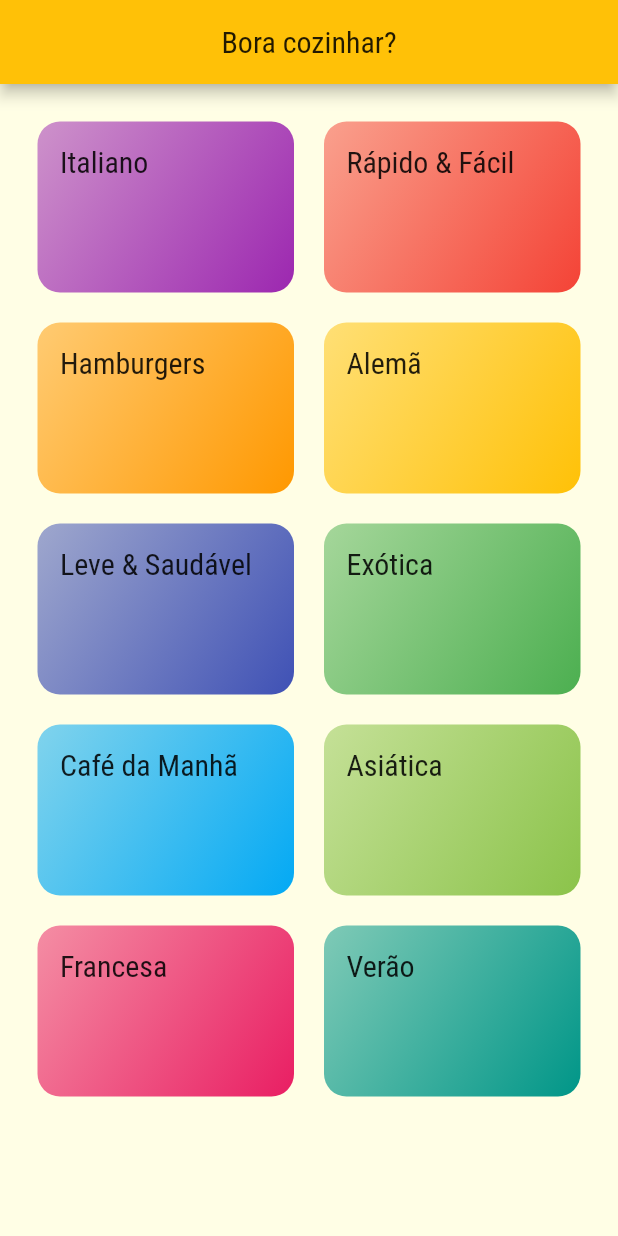
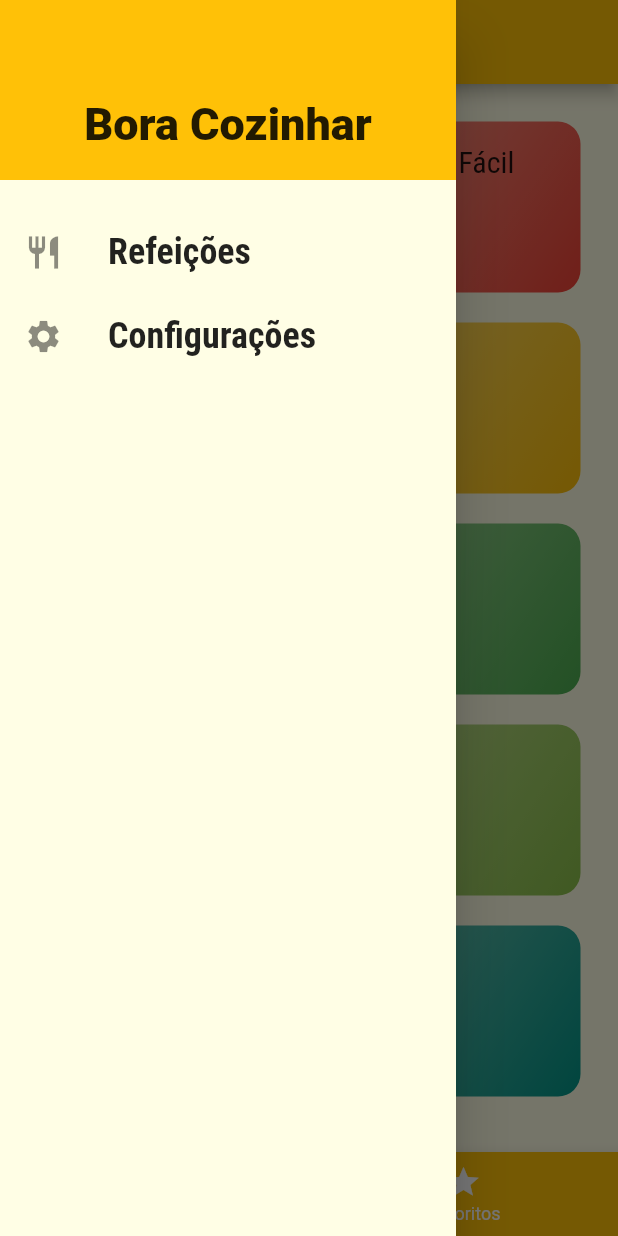
Before and after one commit to Ferps53/navegandoEntreRotasFlutter, a Flutter app: the screen it shows after launch, with the side drawer open (before the commit the screen has no drawer), on a phone screen of 412 x 824 dp. Run offline on Flutter 3.47's test engine with Material 2 defaults, Android fonts, the light colour scheme and no system bars.

Commit message:
Criação do Drawer e tabs

```diff
--- a/lib/main.dart
+++ b/lib/main.dart
@@ -1,6 +1,7 @@
 import 'package:flutter/material.dart';
-import 'package:navegando_entre_telas/screens/categories_screen.dart';
 import 'package:navegando_entre_telas/screens/meal_detail_screen.dart';
+import 'package:navegando_entre_telas/screens/settings_screen.dart';
+import 'package:navegando_entre_telas/screens/tabs_screen.dart';
 import 'package:navegando_entre_telas/utils/app_routes.dart';
 import 'screens/categories_meals_screen.dart';
 
@@ -23,9 +24,10 @@ class MyApp extends StatelessWidget {
             ),
       ),
       routes: {
-        AppRoutes.HOME: (context) => const CategoriesScreen(),
+        AppRoutes.HOME: (context) => const TabsScreen(),
         AppRoutes.CATEGORIES_MEALS: (context) => const CategoriesMealsScreen(),
         AppRoutes.MEAL_DETAIL: (context) => const MealDetailScreen(),
+        AppRoutes.SETTINGS: (context) => const SettingsScreen(),
       },
     );
   }
--- a/lib/screens/categories_screen.dart
+++ b/lib/screens/categories_screen.dart
@@ -7,15 +7,7 @@ class CategoriesScreen extends StatelessWidget {
 
   @override
   Widget build(BuildContext context) {
-    return Scaffold(
-      appBar: AppBar(
-        centerTitle: true,
-        title: Text(
-          "Bora cozinhar?",
-          style: Theme.of(context).textTheme.titleLarge,
-        ),
-      ),
-      body: GridView(
+    return GridView(
       padding: const EdgeInsets.all(25),
       gridDelegate: const SliverGridDelegateWithMaxCrossAxisExtent(
           maxCrossAxisExtent: 200,
@@ -25,7 +17,6 @@ class CategoriesScreen extends StatelessWidget {
       children: DUMMY_CATEGORIES.map((cat) {
         return CategioryItem(cat);
       }).toList(),
-      ),
     );
   }
 }
--- /dev/null
+++ b/lib/screens/settings_screen.dart
@@ -0,0 +1,18 @@
+import 'package:flutter/material.dart';
+
+class SettingsScreen extends StatelessWidget {
+  const SettingsScreen({super.key});
+
+  @override
+  Widget build(BuildContext context) {
+    return Scaffold(
+      appBar: AppBar(
+        title: const Text("Configurações"),
+        centerTitle: true,
+      ),
+      body: const Center(
+        child: Text("Config!"),
+      ),
+    );
+  }
+}
--- a/lib/screens/tabs_screen.dart
+++ b/lib/screens/tabs_screen.dart
@@ -1,31 +1,56 @@
 import 'package:flutter/material.dart';
+import 'package:navegando_entre_telas/screens/categories_screen.dart';
+import 'package:navegando_entre_telas/screens/favorite_screen.dart';
+import 'package:navegando_entre_telas/widgets/main_drawer.dart';
 
-class TabsScreen extends StatelessWidget {
+class TabsScreen extends StatefulWidget {
   const TabsScreen({super.key});
 
   @override
+  State<TabsScreen> createState() => _TabsScreenState();
+}
+
+class _TabsScreenState extends State<TabsScreen> {
+  int _selectedScreenIndex = 0;
+  final List<Map<String, Object>> _screens = [
+    {'title': 'Bora Cozinhar?', 'screen': const CategoriesScreen()},
+    {'title': 'Favoritos', 'screen': const FavoriteScreen()},
+  ];
+
+  _selectScreen(int index) {
+    setState(() {
+      _selectedScreenIndex = index;
+    });
+  }
+
+  @override
   Widget build(BuildContext context) {
-    return DefaultTabController(
-      length: 2,
-      child: Scaffold(
-        appBar: AppBar(
-          title: const Text("Bora Cozinhar?"),
-          bottom: const TabBar(
-            tabs: [
-              Tab(
-                icon: Icon(Icons.category),
-                text: "Categorias",
-              ),
-              Tab(
-                icon: Icon(Icons.star),
-                text: "Favoritos",
-              ),
-            ],
+    return Scaffold(
+      appBar: AppBar(
+        centerTitle: true,
+        title: Text(
+          _screens[_selectedScreenIndex]['title'] as String,
+          style: Theme.of(context).textTheme.titleLarge,
+        ),
+      ),
+      drawer: MainDrawer(),
+      body: _screens[_selectedScreenIndex]['screen'] as Widget,
+      bottomNavigationBar: BottomNavigationBar(
+        onTap: _selectScreen,
+        backgroundColor: Theme.of(context).indicatorColor,
+        unselectedItemColor: Colors.white,
+        selectedItemColor: Theme.of(context).hintColor,
+        currentIndex: _selectedScreenIndex,
+        items: const [
+          BottomNavigationBarItem(
+            icon: Icon(Icons.category),
+            label: "Categorias",
           ),
-        ),
-        body: const TabBarView(
-          children: [],
-        ),
+          BottomNavigationBarItem(
+            icon: Icon(Icons.star),
+            label: "Favoritos",
+          ),
+        ],
       ),
     );
   }
--- a/lib/utils/app_routes.dart
+++ b/lib/utils/app_routes.dart
@@ -2,4 +2,5 @@ class AppRoutes {
   static const HOME = '/';
   static const CATEGORIES_MEALS = '/categories_meals';
   static const MEAL_DETAIL = '/meal-detail';
+  static const SETTINGS = '/settings';
 }
--- /dev/null
+++ b/lib/widgets/main_drawer.dart
@@ -0,0 +1,52 @@
+import 'package:flutter/material.dart';
+import 'package:navegando_entre_telas/utils/app_routes.dart';
+
+class MainDrawer extends StatelessWidget {
+  const MainDrawer({super.key});
+
+  Widget _createItem(IconData icon, String label, VoidCallback onTap) {
+    return ListTile(
+      leading: Icon(
+        icon,
+        size: 26,
+      ),
+      title: Text(
+        label,
+        style: const TextStyle(
+            fontFamily: 'RobotoCondensed',
+            fontSize: 24,
+            fontWeight: FontWeight.bold),
+      ),
+      onTap: onTap,
+    );
+  }
+
+  @override
+  Widget build(BuildContext context) {
+    return Drawer(
+      child: Column(
+        children: [
+          Container(
+            alignment: Alignment.bottomCenter,
+            height: 120,
+            width: double.infinity,
+            padding: const EdgeInsets.all(20),
+            color: Colors.amber,
+            child: const Text(
+              "Bora Cozinhar",
+              style: TextStyle(
+                fontWeight: FontWeight.w900,
+                fontSize: 30,
+              ),
+            ),
+          ),
+          const SizedBox(height: 20),
+          _createItem(Icons.restaurant, "Refeições",
+              () => Navigator.of(context).pushNamed(AppRoutes.HOME)),
+          _createItem(Icons.settings, "Configurações",
+              () => Navigator.of(context).pushNamed(AppRoutes.SETTINGS)),
+        ],
+      ),
+    );
+  }
+}
```
Also changed, not shown: 1 other file. Lines whose indentation alone changed are shown as unchanged.
